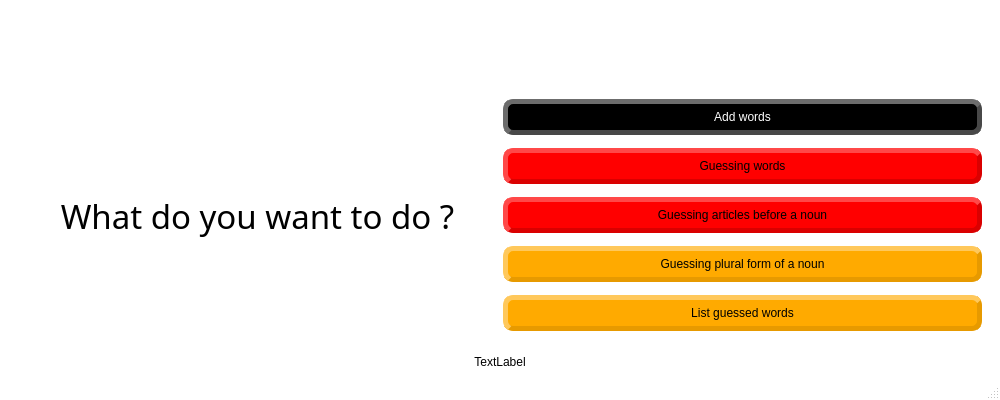
Old version of the form mainwindow.ui in the repository dalmagathe/Vokabellernen.
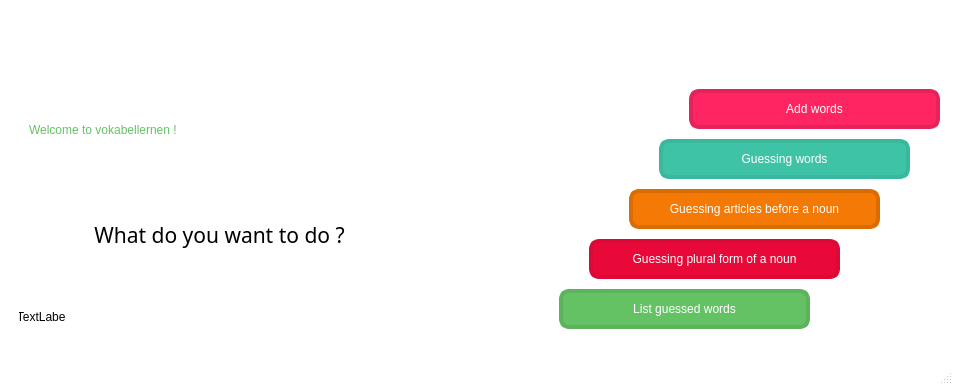
New version of the form. The open tabs and pages were chosen to show the change. Icons and pictures are not drawn.

```diff
--- a/mainwindow.ui
+++ b/mainwindow.ui
@@ -6,8 +6,8 @@
    <rect>
     <x>0</x>
     <y>0</y>
-    <width>1000</width>
-    <height>400</height>
+    <width>953</width>
+    <height>385</height>
    </rect>
   </property>
   <property name="palette">
@@ -148,20 +148,7 @@
 
 </string>
    </property>
-   <layout class="QVBoxLayout" name="verticalLayout_2">
-    <item>
-     <spacer name="verticalSpacer_2">
-      <property name="orientation">
-       <enum>Qt::Vertical</enum>
-      </property>
-      <property name="sizeHint" stdset="0">
-       <size>
-        <width>20</width>
-        <height>160</height>
-       </size>
-      </property>
-     </spacer>
-    </item>
+   <layout class="QVBoxLayout" name="verticalLayout">
     <item>
      <widget class="QStackedWidget" name="stackedWidget">
       <property name="styleSheet">
@@ -174,352 +161,474 @@
        <property name="styleSheet">
         <string notr="true"/>
        </property>
-       <layout class="QHBoxLayout" name="horizontalLayout_2">
-        <item>
-         <widget class="QLabel" name="label">
-          <property name="font">
-           <font>
-            <family>Script MT Bold</family>
-            <pointsize>25</pointsize>
-            <weight>9</weight>
-            <italic>false</italic>
-            <bold>false</bold>
-           </font>
-          </property>
-          <property name="styleSheet">
-           <string notr="true">font: 75 25pt &quot;Script MT Bold&quot;;
-</string>
-          </property>
-          <property name="text">
-           <string>What do you want to do ?</string>
-          </property>
-          <property name="textFormat">
-           <enum>Qt::AutoText</enum>
-          </property>
-          <property name="alignment">
-           <set>Qt::AlignCenter</set>
-          </property>
-         </widget>
-        </item>
-        <item>
-         <layout class="QVBoxLayout" name="verticalLayout">
-          <item>
-           <widget class="QPushButton" name="btnAddWord">
-            <property name="palette">
-             <palette>
-              <active>
-               <colorrole role="WindowText">
-                <brush brushstyle="SolidPattern">
-                 <color alpha="255">
-                  <red>255</red>
-                  <green>255</green>
-                  <blue>255</blue>
-                 </color>
-                </brush>
-               </colorrole>
-               <colorrole role="Button">
-                <brush brushstyle="SolidPattern">
-                 <color alpha="255">
-                  <red>0</red>
-                  <green>0</green>
-                  <blue>0</blue>
-                 </color>
-                </brush>
-               </colorrole>
-               <colorrole role="Text">
-                <brush brushstyle="SolidPattern">
-                 <color alpha="255">
-                  <red>255</red>
-                  <green>255</green>
-                  <blue>255</blue>
-                 </color>
-                </brush>
-               </colorrole>
-               <colorrole role="ButtonText">
-                <brush brushstyle="SolidPattern">
-                 <color alpha="255">
-                  <red>255</red>
-                  <green>255</green>
-                  <blue>255</blue>
-                 </color>
-                </brush>
-               </colorrole>
-               <colorrole role="Base">
-                <brush brushstyle="SolidPattern">
-                 <color alpha="255">
-                  <red>0</red>
-                  <green>0</green>
-                  <blue>0</blue>
-                 </color>
-                </brush>
-               </colorrole>
-               <colorrole role="Window">
-                <brush brushstyle="SolidPattern">
-                 <color alpha="255">
-                  <red>0</red>
-                  <green>0</green>
-                  <blue>0</blue>
-                 </color>
-                </brush>
-               </colorrole>
-               <colorrole role="PlaceholderText">
-                <brush brushstyle="NoBrush">
-                 <color alpha="128">
-                  <red>255</red>
-                  <green>255</green>
-                  <blue>255</blue>
-                 </color>
-                </brush>
-               </colorrole>
-              </active>
-              <inactive>
-               <colorrole role="WindowText">
-                <brush brushstyle="SolidPattern">
-                 <color alpha="255">
-                  <red>255</red>
-                  <green>255</green>
-                  <blue>255</blue>
-                 </color>
-                </brush>
-               </colorrole>
-               <colorrole role="Button">
-                <brush brushstyle="SolidPattern">
-                 <color alpha="255">
-                  <red>0</red>
-                  <green>0</green>
-                  <blue>0</blue>
-                 </color>
-                </brush>
-               </colorrole>
-               <colorrole role="Text">
-                <brush brushstyle="SolidPattern">
-                 <color alpha="255">
-                  <red>255</red>
-                  <green>255</green>
-                  <blue>255</blue>
-                 </color>
-                </brush>
-               </colorrole>
-               <colorrole role="ButtonText">
-                <brush brushstyle="SolidPattern">
-                 <color alpha="255">
-                  <red>255</red>
-                  <green>255</green>
-                  <blue>255</blue>
-                 </color>
-                </brush>
-               </colorrole>
-               <colorrole role="Base">
-                <brush brushstyle="SolidPattern">
-                 <color alpha="255">
-                  <red>0</red>
-                  <green>0</green>
-                  <blue>0</blue>
-                 </color>
-                </brush>
-               </colorrole>
-               <colorrole role="Window">
-                <brush brushstyle="SolidPattern">
-                 <color alpha="255">
-                  <red>0</red>
-                  <green>0</green>
-                  <blue>0</blue>
-                 </color>
-                </brush>
-               </colorrole>
-               <colorrole role="PlaceholderText">
-                <brush brushstyle="NoBrush">
-                 <color alpha="128">
-                  <red>255</red>
-                  <green>255</green>
-                  <blue>255</blue>
-                 </color>
-                </brush>
-               </colorrole>
-              </inactive>
-              <disabled>
-               <colorrole role="WindowText">
-                <brush brushstyle="SolidPattern">
-                 <color alpha="255">
-                  <red>255</red>
-                  <green>255</green>
-                  <blue>255</blue>
-                 </color>
-                </brush>
-               </colorrole>
-               <colorrole role="Button">
-                <brush brushstyle="SolidPattern">
-                 <color alpha="255">
-                  <red>0</red>
-                  <green>0</green>
-                  <blue>0</blue>
-                 </color>
-                </brush>
-               </colorrole>
-               <colorrole role="Text">
-                <brush brushstyle="SolidPattern">
-                 <color alpha="255">
-                  <red>255</red>
-                  <green>255</green>
-                  <blue>255</blue>
-                 </color>
-                </brush>
-               </colorrole>
-               <colorrole role="ButtonText">
-                <brush brushstyle="SolidPattern">
-                 <color alpha="255">
-                  <red>255</red>
-                  <green>255</green>
-                  <blue>255</blue>
-                 </color>
-                </brush>
-               </colorrole>
-               <colorrole role="Base">
-                <brush brushstyle="SolidPattern">
-                 <color alpha="255">
-                  <red>0</red>
-                  <green>0</green>
-                  <blue>0</blue>
-                 </color>
-                </brush>
-               </colorrole>
-               <colorrole role="Window">
-                <brush brushstyle="SolidPattern">
-                 <color alpha="255">
-                  <red>0</red>
-                  <green>0</green>
-                  <blue>0</blue>
-                 </color>
-                </brush>
-               </colorrole>
-               <colorrole role="PlaceholderText">
-                <brush brushstyle="NoBrush">
-                 <color alpha="128">
-                  <red>255</red>
-                  <green>255</green>
-                  <blue>255</blue>
-                 </color>
-                </brush>
-               </colorrole>
-              </disabled>
-             </palette>
-            </property>
-            <property name="styleSheet">
-             <string notr="true">QPushButton {
-    background-color: rgb(0, 0, 0);
-    border-style: outset;
-    border-width: 5px;
+       <widget class="QPushButton" name="pushButton">
+        <property name="geometry">
+         <rect>
+          <x>550</x>
+          <y>280</y>
+          <width>251</width>
+          <height>40</height>
+         </rect>
+        </property>
+        <property name="styleSheet">
+         <string notr="true">QPushButton {
+    background-color:rgb(100, 194, 100);
+    border-style: solid;
+    border-width: 4px;
     border-radius: 10px;
-    border-color: rgb(72, 72, 72);
+    border-color: rgb(92, 179, 92);
     padding: 6px;
-	font: 75 12pt &quot;Script MT Bold&quot;;
+	font: 75 10pt &quot;Arial Black&quot;;
+	color: white;
 }
 QPushButton:pressed {
     background-color:rgb(72, 72, 72);
     border-style: inset;
 }
 
-QPushButton
-    {
-       color:white;
-    }</string>
-            </property>
-            <property name="text">
-             <string>Add words</string>
-            </property>
-           </widget>
-          </item>
-          <item>
-           <widget class="QPushButton" name="btnWordWindow">
-            <property name="styleSheet">
-             <string notr="true">QPushButton {
-    background-color:rgb(255, 0, 0);
-    border-style: outset;
-    border-width: 5px;
+QPushButton:hover
+{
+	background-color:rgb(92, 179, 92);
+}</string>
+        </property>
+        <property name="text">
+         <string>List guessed words</string>
+        </property>
+       </widget>
+       <widget class="QPushButton" name="btnAddWord">
+        <property name="geometry">
+         <rect>
+          <x>680</x>
+          <y>80</y>
+          <width>251</width>
+          <height>40</height>
+         </rect>
+        </property>
+        <property name="palette">
+         <palette>
+          <active>
+           <colorrole role="WindowText">
+            <brush brushstyle="SolidPattern">
+             <color alpha="255">
+              <red>255</red>
+              <green>255</green>
+              <blue>255</blue>
+             </color>
+            </brush>
+           </colorrole>
+           <colorrole role="Button">
+            <brush brushstyle="SolidPattern">
+             <color alpha="255">
+              <red>254</red>
+              <green>37</green>
+              <blue>98</blue>
+             </color>
+            </brush>
+           </colorrole>
+           <colorrole role="Text">
+            <brush brushstyle="SolidPattern">
+             <color alpha="255">
+              <red>255</red>
+              <green>255</green>
+              <blue>255</blue>
+             </color>
+            </brush>
+           </colorrole>
+           <colorrole role="ButtonText">
+            <brush brushstyle="SolidPattern">
+             <color alpha="255">
+              <red>255</red>
+              <green>255</green>
+              <blue>255</blue>
+             </color>
+            </brush>
+           </colorrole>
+           <colorrole role="Base">
+            <brush brushstyle="SolidPattern">
+             <color alpha="255">
+              <red>254</red>
+              <green>37</green>
+              <blue>98</blue>
+             </color>
+            </brush>
+           </colorrole>
+           <colorrole role="Window">
+            <brush brushstyle="SolidPattern">
+             <color alpha="255">
+              <red>254</red>
+              <green>37</green>
+              <blue>98</blue>
+             </color>
+            </brush>
+           </colorrole>
+           <colorrole role="PlaceholderText">
+            <brush brushstyle="NoBrush">
+             <color alpha="128">
+              <red>255</red>
+              <green>255</green>
+              <blue>255</blue>
+             </color>
+            </brush>
+           </colorrole>
+          </active>
+          <inactive>
+           <colorrole role="WindowText">
+            <brush brushstyle="SolidPattern">
+             <color alpha="255">
+              <red>255</red>
+              <green>255</green>
+              <blue>255</blue>
+             </color>
+            </brush>
+           </colorrole>
+           <colorrole role="Button">
+            <brush brushstyle="SolidPattern">
+             <color alpha="255">
+              <red>254</red>
+              <green>37</green>
+              <blue>98</blue>
+             </color>
+            </brush>
+           </colorrole>
+           <colorrole role="Text">
+            <brush brushstyle="SolidPattern">
+             <color alpha="255">
+              <red>255</red>
+              <green>255</green>
+              <blue>255</blue>
+             </color>
+            </brush>
+           </colorrole>
+           <colorrole role="ButtonText">
+            <brush brushstyle="SolidPattern">
+             <color alpha="255">
+              <red>255</red>
+              <green>255</green>
+              <blue>255</blue>
+             </color>
+            </brush>
+           </colorrole>
+           <colorrole role="Base">
+            <brush brushstyle="SolidPattern">
+             <color alpha="255">
+              <red>254</red>
+              <green>37</green>
+              <blue>98</blue>
+             </color>
+            </brush>
+           </colorrole>
+           <colorrole role="Window">
+            <brush brushstyle="SolidPattern">
+             <color alpha="255">
+              <red>254</red>
+              <green>37</green>
+              <blue>98</blue>
+             </color>
+            </brush>
+           </colorrole>
+           <colorrole role="PlaceholderText">
+            <brush brushstyle="NoBrush">
+             <color alpha="128">
+              <red>255</red>
+              <green>255</green>
+              <blue>255</blue>
+             </color>
+            </brush>
+           </colorrole>
+          </inactive>
+          <disabled>
+           <colorrole role="WindowText">
+            <brush brushstyle="SolidPattern">
+             <color alpha="255">
+              <red>255</red>
+              <green>255</green>
+              <blue>255</blue>
+             </color>
+            </brush>
+           </colorrole>
+           <colorrole role="Button">
+            <brush brushstyle="SolidPattern">
+             <color alpha="255">
+              <red>254</red>
+              <green>37</green>
+              <blue>98</blue>
+             </color>
+            </brush>
+           </colorrole>
+           <colorrole role="Text">
+            <brush brushstyle="SolidPattern">
+             <color alpha="255">
+              <red>255</red>
+              <green>255</green>
+              <blue>255</blue>
+             </color>
+            </brush>
+           </colorrole>
+           <colorrole role="ButtonText">
+            <brush brushstyle="SolidPattern">
+             <color alpha="255">
+              <red>255</red>
+              <green>255</green>
+              <blue>255</blue>
+             </color>
+            </brush>
+           </colorrole>
+           <colorrole role="Base">
+            <brush brushstyle="SolidPattern">
+             <color alpha="255">
+              <red>254</red>
+              <green>37</green>
+              <blue>98</blue>
+             </color>
+            </brush>
+           </colorrole>
+           <colorrole role="Window">
+            <brush brushstyle="SolidPattern">
+             <color alpha="255">
+              <red>254</red>
+              <green>37</green>
+              <blue>98</blue>
+             </color>
+            </brush>
+           </colorrole>
+           <colorrole role="PlaceholderText">
+            <brush brushstyle="NoBrush">
+             <color alpha="128">
+              <red>255</red>
+              <green>255</green>
+              <blue>255</blue>
+             </color>
+            </brush>
+           </colorrole>
+          </disabled>
+         </palette>
+        </property>
+        <property name="styleSheet">
+         <string notr="true">QPushButton {
+    background-color: rgb(254, 37, 98);
+    border-style: solid;
+    border-width: 4px;
     border-radius: 10px;
-    border-color: rgb(218, 0, 0);
+    border-color: rgb(229, 34, 89);
     padding: 6px;
-	font: 75 12pt &quot;Script MT Bold&quot;;
+	font: 75 10pt &quot;Arial Black&quot;;
 }
 QPushButton:pressed {
     background-color:rgb(218, 0, 0);
     border-style: inset;
-}</string>
-            </property>
-            <property name="text">
-             <string>Guessing words</string>
-            </property>
-           </widget>
-          </item>
-          <item>
-           <widget class="QPushButton" name="btnArticleWindow">
-            <property name="styleSheet">
-             <string notr="true">QPushButton {
-    background-color: rgb(255, 0, 0);
-    border-style: outset;
-    border-width: 5px;
+}
+
+QPushButton:hover
+{
+	background-color:rgb(229, 34, 89);
+}
+</string>
+        </property>
+        <property name="text">
+         <string>Add words</string>
+        </property>
+       </widget>
+       <widget class="QLabel" name="label">
+        <property name="geometry">
+         <rect>
+          <x>-10</x>
+          <y>160</y>
+          <width>441</width>
+          <height>81</height>
+         </rect>
+        </property>
+        <property name="font">
+         <font>
+          <family>Arial Black</family>
+          <pointsize>16</pointsize>
+          <weight>10</weight>
+          <italic>false</italic>
+          <bold>false</bold>
+         </font>
+        </property>
+        <property name="styleSheet">
+         <string notr="true">font: 87 16pt &quot;Arial Black&quot;;</string>
+        </property>
+        <property name="text">
+         <string>What do you want to do ?</string>
+        </property>
+        <property name="textFormat">
+         <enum>Qt::AutoText</enum>
+        </property>
+        <property name="alignment">
+         <set>Qt::AlignBottom|Qt::AlignHCenter</set>
+        </property>
+        <property name="margin">
+         <number>20</number>
+        </property>
+       </widget>
+       <widget class="QLabel" name="label_17">
+        <property name="geometry">
+         <rect>
+          <x>-10</x>
+          <y>0</y>
+          <width>961</width>
+          <height>341</height>
+         </rect>
+        </property>
+        <property name="styleSheet">
+         <string notr="true">background-image: url(:/mainwindow/cerveau11.PNG);
+background-repeat:no-repeat;
+background-position:center center;</string>
+        </property>
+        <property name="text">
+         <string/>
+        </property>
+       </widget>
+       <widget class="QLabel" name="labelStatusBar">
+        <property name="geometry">
+         <rect>
+          <x>10</x>
+          <y>300</y>
+          <width>47</width>
+          <height>16</height>
+         </rect>
+        </property>
+        <property name="styleSheet">
+         <string notr="true">font: 87 10pt &quot;Arial Black&quot;;</string>
+        </property>
+        <property name="text">
+         <string>TextLabel</string>
+        </property>
+        <property name="alignment">
+         <set>Qt::AlignCenter</set>
+        </property>
+       </widget>
+       <widget class="QLabel" name="label_18">
+        <property name="geometry">
+         <rect>
+          <x>20</x>
+          <y>100</y>
+          <width>331</width>
+          <height>41</height>
+         </rect>
+        </property>
+        <property name="styleSheet">
+         <string notr="true">font: 87 16pt &quot;Arial Black&quot;;
+color: rgb(100, 194, 100)</string>
+        </property>
+        <property name="text">
+         <string>Welcome to vokabellernen !</string>
+        </property>
+       </widget>
+       <widget class="QPushButton" name="btnWordWindow">
+        <property name="geometry">
+         <rect>
+          <x>650</x>
+          <y>130</y>
+          <width>251</width>
+          <height>40</height>
+         </rect>
+        </property>
+        <property name="styleSheet">
+         <string notr="true">QPushButton {
+    background-color:rgb(62, 195, 166);
+    border-style: solid;
+    border-width: 4px;
     border-radius: 10px;
-    border-color: rgb(218, 0, 0);
+    border-color: rgb(58, 184, 155);
     padding: 6px;
-	font: 75 12pt &quot;Script MT Bold&quot;;
+	font: 75 10pt &quot;Arial Black&quot;;
+	color: white;
 }
 QPushButton:pressed {
     background-color:rgb(218, 0, 0);
     border-style: inset;
-}</string>
-            </property>
-            <property name="text">
-             <string>Guessing articles before a noun</string>
-            </property>
-           </widget>
-          </item>
-          <item>
-           <widget class="QPushButton" name="btnVerbWindow">
-            <property name="styleSheet">
-             <string notr="true">QPushButton {
-    background-color: rgb(255, 170, 0);
-    border-style: outset;
-    border-width: 5px;
+}
+
+QPushButton:hover
+{
+	background-color:rgb(58, 184, 155);
+}
+
+</string>
+        </property>
+        <property name="text">
+         <string>Guessing words</string>
+        </property>
+       </widget>
+       <widget class="QPushButton" name="btnVerbWindow">
+        <property name="geometry">
+         <rect>
+          <x>580</x>
+          <y>230</y>
+          <width>251</width>
+          <height>40</height>
+         </rect>
+        </property>
+        <property name="styleSheet">
+         <string notr="true">QPushButton {
+    background-color:rgb(232, 9, 56);
+    border-style: solid;
+    border-width: 4px;
     border-radius: 10px;
-    border-color: rgb(231, 154, 0);
+    border-color: rgb(220, 9, 54);
     padding: 6px;
-	font: 75 12pt &quot;Script MT Bold&quot;;
+	font: 75 10pt &quot;Arial Black&quot;;
+	color: white;
 }
 QPushButton:pressed {
     background-color:rgb(231, 154, 0);
     border-style: inset;
+}
+
+QPushButton:hover
+{
+	background-color:rgb(254, 10, 63)
 }</string>
-            </property>
-            <property name="text">
-             <string>Guessing plural form of a noun</string>
-            </property>
-           </widget>
-          </item>
-          <item>
-           <widget class="QPushButton" name="pushButton">
-            <property name="styleSheet">
-             <string notr="true">QPushButton {
-    background-color: rgb(255, 170, 0);
-    border-style: outset;
-    border-width: 5px;
+        </property>
+        <property name="text">
+         <string>Guessing plural form of a noun</string>
+        </property>
+       </widget>
+       <widget class="QPushButton" name="btnArticleWindow">
+        <property name="geometry">
+         <rect>
+          <x>620</x>
+          <y>180</y>
+          <width>251</width>
+          <height>40</height>
+         </rect>
+        </property>
+        <property name="styleSheet">
+         <string notr="true">QPushButton {
+    background-color:rgb(245, 121, 5);
+    border-style: solid;
+    border-width: 4px;
     border-radius: 10px;
-    border-color: rgb(231, 154, 0);
+    border-color: rgb(218, 108, 4);
     padding: 6px;
-	font: 75 12pt &quot;Script MT Bold&quot;;
+	font: 75 10pt &quot;Arial Black&quot;;
+	color: white;
 }
 QPushButton:pressed {
     background-color:rgb(231, 154, 0);
     border-style: inset;
+}
+
+QPushButton:hover
+{
+	background-color:rgb(218, 108, 4);
 }</string>
-            </property>
-            <property name="text">
-             <string>List guessed words</string>
-            </property>
-           </widget>
-          </item>
-         </layout>
-        </item>
-       </layout>
+        </property>
+        <property name="text">
+         <string>Guessing articles before a noun</string>
+        </property>
+       </widget>
+       <zorder>label_17</zorder>
+       <zorder>btnAddWord</zorder>
+       <zorder>label</zorder>
+       <zorder>btnWordWindow</zorder>
+       <zorder>pushButton</zorder>
+       <zorder>btnVerbWindow</zorder>
+       <zorder>btnArticleWindow</zorder>
+       <zorder>labelStatusBar</zorder>
+       <zorder>label_18</zorder>
       </widget>
       <widget class="QWidget" name="addPage">
        <layout class="QVBoxLayout" name="verticalLayout_3">
@@ -1390,20 +1499,6 @@
       </widget>
      </widget>
     </item>
-    <item>
-     <widget class="QLabel" name="labelStatusBar">
-      <property name="styleSheet">
-       <string notr="true">font: 75 12pt &quot;Script MT Bold&quot;;
-</string>
-      </property>
-      <property name="text">
-       <string>TextLabel</string>
-      </property>
-      <property name="alignment">
-       <set>Qt::AlignCenter</set>
-      </property>
-     </widget>
-    </item>
    </layout>
   </widget>
   <widget class="QMenuBar" name="menubar">
```
Left out of the diff: 578 changed lines with no effect on the pictures.
